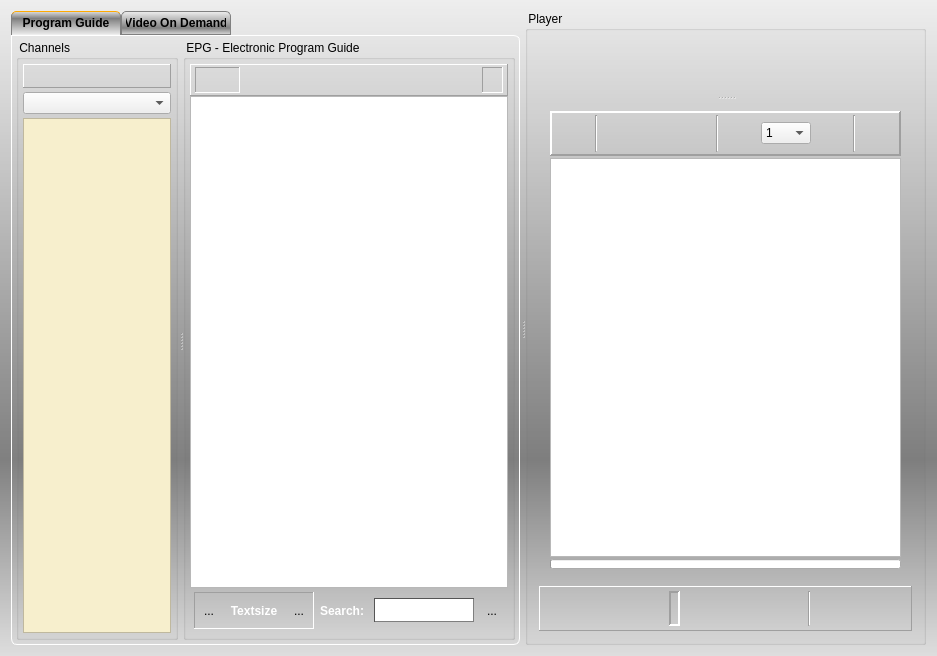
This is forms/recorder_inc.ui in code-google-com/vlc-record as Qt 5 draws it before an edit. The edited form follows.
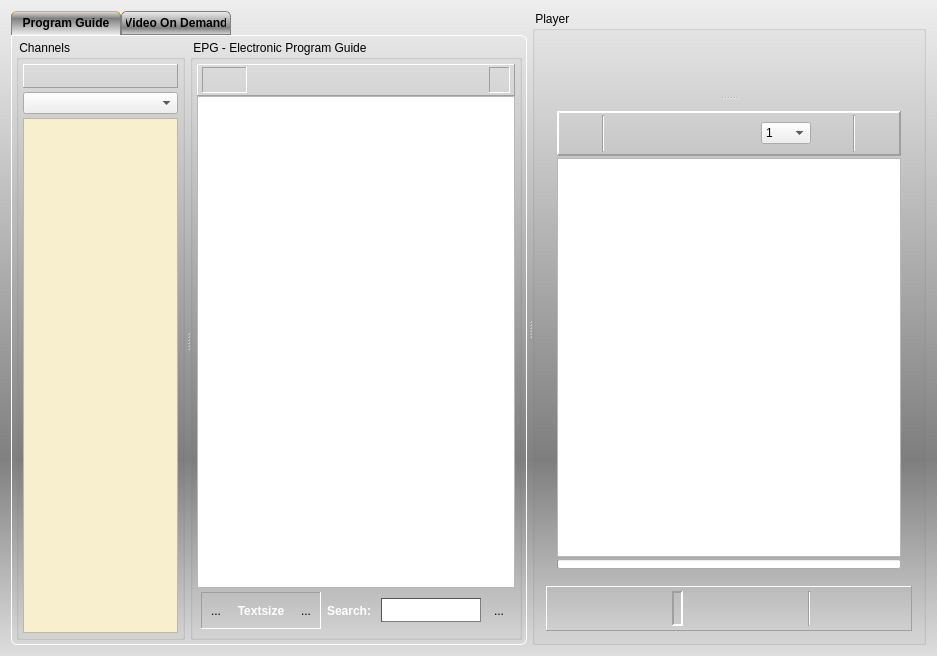
This is the edited form. Icons and pictures are not drawn. Custom widgets are drawn as their Qt base class.

```diff
--- a/forms/recorder_inc.ui
+++ b/forms/recorder_inc.ui
@@ -984,11 +984,17 @@
                </widget>
               </item>
               <item>
-               <widget class="Line" name="line_3">
+               <spacer name="horizontalSpacer_4">
                 <property name="orientation">
-                 <enum>Qt::Vertical</enum>
+                 <enum>Qt::Horizontal</enum>
                 </property>
-               </widget>
+                <property name="sizeHint" stdset="0">
+                 <size>
+                  <width>40</width>
+                  <height>20</height>
+                 </size>
+                </property>
+               </spacer>
               </item>
               <item>
                <widget class="QPushButton" name="pushBwd">
```
